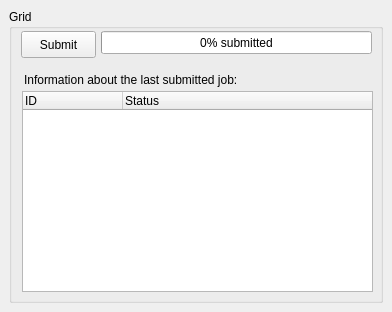
Above: PAConsole/res/wgGrid.ui from AnarManafov/PoD before the change. Below: the same form after it.
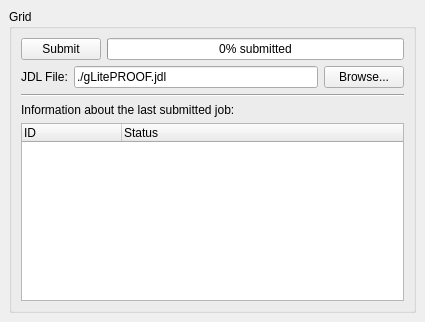
That is the form after the change.

Patch:
```diff
--- a/PAConsole/res/wgGrid.ui
+++ b/PAConsole/res/wgGrid.ui
@@ -5,8 +5,8 @@
    <rect>
     <x>0</x>
     <y>0</y>
-    <width>392</width>
-    <height>312</height>
+    <width>425</width>
+    <height>322</height>
    </rect>
   </property>
   <property name="windowTitle" >
@@ -24,77 +24,129 @@
      <property name="title" >
       <string>Grid</string>
      </property>
-     <widget class="QPushButton" name="btnSubmitClient" >
-      <property name="geometry" >
-       <rect>
-        <x>12</x>
-        <y>22</y>
-        <width>75</width>
-        <height>27</height>
-       </rect>
+     <layout class="QGridLayout" >
+      <property name="margin" >
+       <number>9</number>
       </property>
-      <property name="text" >
-       <string>Submit</string>
+      <property name="spacing" >
+       <number>6</number>
       </property>
-      <property name="checkable" >
-       <bool>false</bool>
-      </property>
-     </widget>
-     <widget class="QProgressBar" name="progressSubmittedJobs" >
-      <property name="geometry" >
-       <rect>
-        <x>92</x>
-        <y>22</y>
-        <width>271</width>
-        <height>23</height>
-       </rect>
-      </property>
-      <property name="value" >
-       <number>0</number>
-      </property>
-      <property name="orientation" >
-       <enum>Qt::Horizontal</enum>
-      </property>
-      <property name="format" >
-       <string>%p% submitted</string>
-      </property>
-     </widget>
-     <widget class="QLabel" name="label" >
-      <property name="geometry" >
-       <rect>
-        <x>15</x>
-        <y>62</y>
-        <width>244</width>
-        <height>17</height>
-       </rect>
-      </property>
-      <property name="text" >
-       <string>Information about the last submitted job:</string>
-      </property>
-     </widget>
-     <widget class="QTreeWidget" name="treeJobs" >
-      <property name="geometry" >
-       <rect>
-        <x>13</x>
-        <y>82</y>
-        <width>351</width>
-        <height>201</height>
-       </rect>
-      </property>
-      <property name="alternatingRowColors" >
-       <bool>false</bool>
-      </property>
-      <column>
-       <property name="text" >
-        <string>ID</string>
-       </property>
-      </column>
-      <column>
-       <property name="text" >
-        <string>Status</string>
-       </property>
-      </column>
-     </widget>
+      <item row="0" column="0" >
+       <layout class="QGridLayout" >
+        <property name="margin" >
+         <number>0</number>
+        </property>
+        <property name="spacing" >
+         <number>6</number>
+        </property>
+        <item row="1" column="0" >
+         <layout class="QHBoxLayout" >
+          <property name="margin" >
+           <number>0</number>
+          </property>
+          <property name="spacing" >
+           <number>6</number>
+          </property>
+          <item>
+           <widget class="QLabel" name="label_2" >
+            <property name="text" >
+             <string>JDL File:</string>
+            </property>
+           </widget>
+          </item>
+          <item>
+           <widget class="QLineEdit" name="edtJDLFileName" >
+            <property name="text" >
+             <string>./gLitePROOF.jdl</string>
+            </property>
+           </widget>
+          </item>
+          <item>
+           <widget class="QPushButton" name="btnBrowseJDL" >
+            <property name="text" >
+             <string>Browse...</string>
+            </property>
+           </widget>
+          </item>
+         </layout>
+        </item>
+        <item row="2" column="0" >
+         <layout class="QGridLayout" >
+          <property name="margin" >
+           <number>0</number>
+          </property>
+          <property name="spacing" >
+           <number>6</number>
+          </property>
+          <item row="2" column="0" >
+           <widget class="QTreeWidget" name="treeJobs" >
+            <property name="alternatingRowColors" >
+             <bool>false</bool>
+            </property>
+            <column>
+             <property name="text" >
+              <string>ID</string>
+             </property>
+            </column>
+            <column>
+             <property name="text" >
+              <string>Status</string>
+             </property>
+            </column>
+           </widget>
+          </item>
+          <item row="0" column="0" >
+           <widget class="Line" name="line" >
+            <property name="orientation" >
+             <enum>Qt::Horizontal</enum>
+            </property>
+           </widget>
+          </item>
+          <item row="1" column="0" >
+           <widget class="QLabel" name="label" >
+            <property name="text" >
+             <string>Information about the last submitted job:</string>
+            </property>
+           </widget>
+          </item>
+         </layout>
+        </item>
+        <item row="0" column="0" >
+         <layout class="QHBoxLayout" >
+          <property name="margin" >
+           <number>0</number>
+          </property>
+          <property name="spacing" >
+           <number>6</number>
+          </property>
+          <item>
+           <widget class="QPushButton" name="btnSubmitClient" >
+            <property name="text" >
+             <string>Submit</string>
+            </property>
+            <property name="checkable" >
+             <bool>false</bool>
+            </property>
+           </widget>
+          </item>
+          <item>
+           <widget class="QProgressBar" name="progressSubmittedJobs" >
+            <property name="value" >
+             <number>0</number>
+            </property>
+            <property name="orientation" >
+             <enum>Qt::Horizontal</enum>
+            </property>
+            <property name="format" >
+             <string>%p% submitted</string>
+            </property>
+           </widget>
+          </item>
+         </layout>
+        </item>
+       </layout>
+      </item>
+     </layout>
     </widget>
    </item>
   </layout>
```
